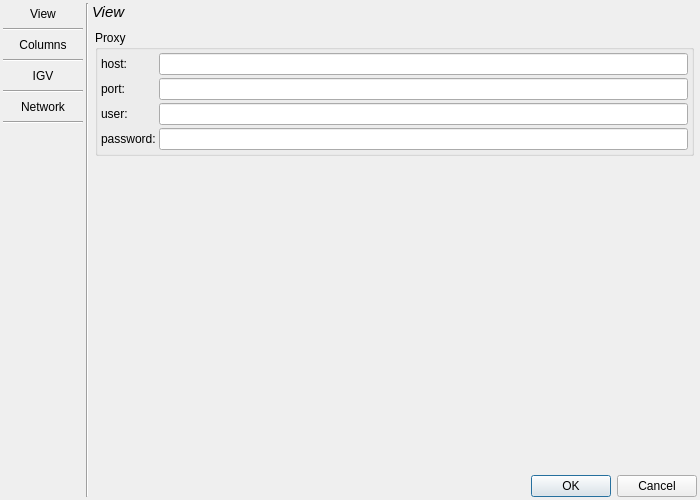
imgag/ngs-bits, file src/GSvar/SettingsDialog.ui: the form before one commit.
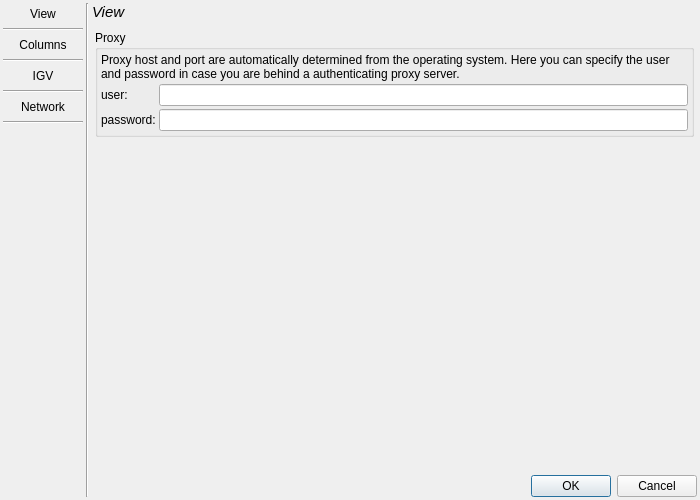
The form after the commit. Custom widgets are drawn as their Qt base class.

Commit message: Refactoring of proxy handling (#766)

Diff of the .ui file:
```diff
--- a/src/GSvar/SettingsDialog.ui
+++ b/src/GSvar/SettingsDialog.ui
@@ -94,47 +94,37 @@
           <property name="bottomMargin">
            <number>3</number>
           </property>
-          <item row="0" column="0">
-           <widget class="QLabel" name="label">
-            <property name="text">
-             <string>host:</string>
-            </property>
-           </widget>
-          </item>
-          <item row="0" column="1">
-           <widget class="QLineEdit" name="proxy_host"/>
-          </item>
           <item row="1" column="0">
-           <widget class="QLabel" name="label_2">
-            <property name="text">
-             <string>port:</string>
-            </property>
-           </widget>
-          </item>
-          <item row="1" column="1">
-           <widget class="QLineEdit" name="proxy_port"/>
-          </item>
-          <item row="2" column="0">
            <widget class="QLabel" name="label_3">
             <property name="text">
              <string>user:</string>
             </property>
            </widget>
           </item>
-          <item row="2" column="1">
+          <item row="1" column="1">
            <widget class="QLineEdit" name="proxy_user"/>
           </item>
-          <item row="3" column="0">
+          <item row="2" column="0">
            <widget class="QLabel" name="label_4">
             <property name="text">
              <string>password:</string>
             </property>
            </widget>
           </item>
-          <item row="3" column="1">
+          <item row="2" column="1">
            <widget class="QLineEdit" name="proxy_password">
             <property name="echoMode">
-             <enum>QLineEdit::Password</enum>
+             <enum>QLineEdit::EchoMode::Password</enum>
+            </property>
+           </widget>
+          </item>
+          <item row="0" column="0" colspan="2">
+           <widget class="QLabel" name="label">
+            <property name="text">
+             <string>Proxy host and port are automatically determined from the operating system. Here you can specify the user and password in case you are behind a authenticating proxy server.</string>
+            </property>
+            <property name="wordWrap">
+             <bool>true</bool>
             </property>
            </widget>
           </item>
```
Left out of the diff: 20 changed lines with no effect on the pictures. The commit also changes 43 other files.
